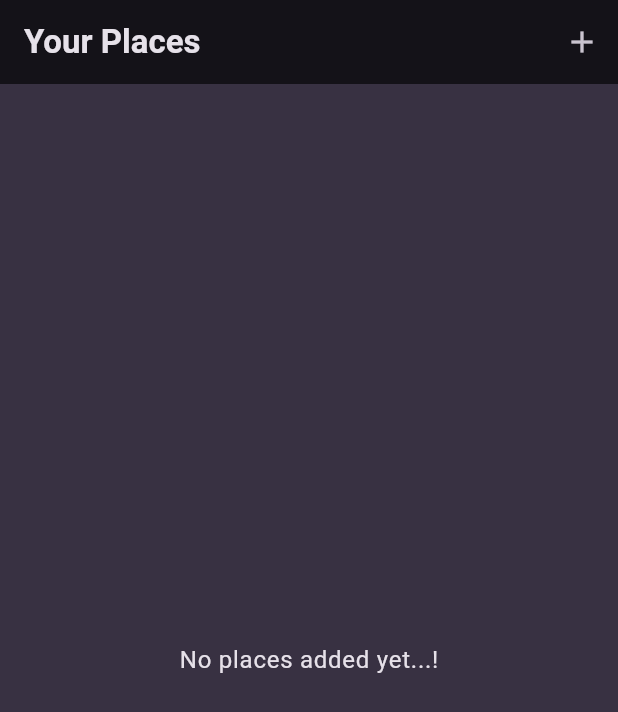
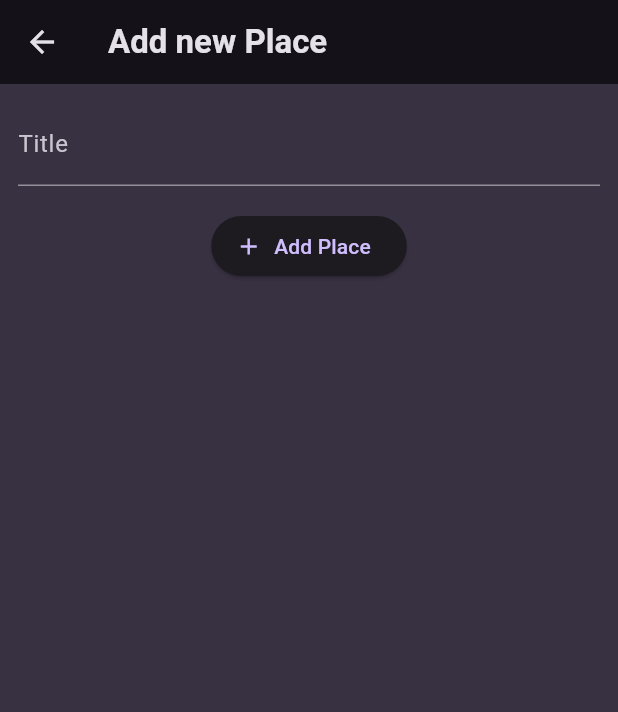
Before and after one commit to Jaydeepsinh-Devda/Favorite_Places_Flutter_App, a Flutter app: the screen it shows after launch, after a tap on the "add" icon, on a phone screen of 412 x 824 dp. Shown: the top 712 px of the screen. Run offline on Flutter 3.47's test engine with Material 3 defaults, Android fonts, the phone set to English and light mode, and no system bars; our stand-ins replace google_fonts.

Commit message:
Added Add Places Screen

```diff
--- a/lib/screens/add_place.dart
+++ b/lib/screens/add_place.dart
@@ -0,0 +1,49 @@
+import 'package:flutter/material.dart';
+
+class AddPlaceScreen extends StatefulWidget {
+  const AddPlaceScreen({super.key});
+
+  @override
+  State<AddPlaceScreen> createState() {
+    return _AddPlaceScreenState();
+  }
+}
+
+class _AddPlaceScreenState extends State<AddPlaceScreen> {
+  final _titleController = TextEditingController();
+
+  @override
+  void dispose() {
+    _titleController.dispose();
+    super.dispose();
+  }
+
+  @override
+  Widget build(BuildContext context) {
+    return Scaffold(
+      appBar: AppBar(
+        title: const Text('Add new Place'),
+      ),
+      body: SingleChildScrollView(
+        padding: EdgeInsets.all(12),
+        child: Column(
+          children: [
+            TextField(
+              decoration: const InputDecoration(
+                labelText: 'Title',
+              ),
+              controller: _titleController,
+              style: TextStyle(color: Theme.of(context).colorScheme.onBackground),
+            ),
+            const SizedBox(height: 16),
+            ElevatedButton.icon(
+              onPressed: () {},
+              icon: const Icon(Icons.add),
+              label: const Text('Add Place'),
+            )
+          ],
+        ),
+      ),
+    );
+  }
+}
--- a/lib/screens/places.dart
+++ b/lib/screens/places.dart
@@ -1,3 +1,4 @@
+import 'package:favorite_places_app/screens/add_place.dart';
 import 'package:favorite_places_app/widgets/places_list.dart';
 import 'package:flutter/material.dart';
 
@@ -11,12 +12,20 @@ class PlacesScreen extends StatelessWidget {
         title: const Text("Your Places"),
         actions: [
           IconButton(
-            onPressed: () {},
             icon: const Icon(Icons.add),
+            onPressed: () {
+              Navigator.of(context).push(
+                MaterialPageRoute(
+                  builder: (ctx) => const AddPlaceScreen(),
+                ),
+              );
+            },
           ),
         ],
       ),
-      body: PlacesList(places: [],),
+      body: PlacesList(
+        places: [],
+      ),
     );
   }
 }
--- a/pubspec.yaml
+++ b/pubspec.yaml
@@ -37,6 +37,7 @@ dependencies:
   cupertino_icons: ^1.0.2
   google_fonts: ^6.1.0
   uuid: ^4.2.2
+  flutter_riverpod: ^2.4.9
 
 dev_dependencies:
   flutter_test:
```
Also changed, not shown: lib/provider/user_places.dart (added), pubspec.lock.
